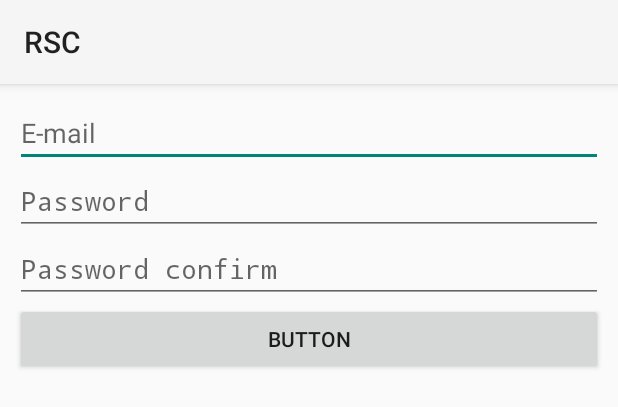
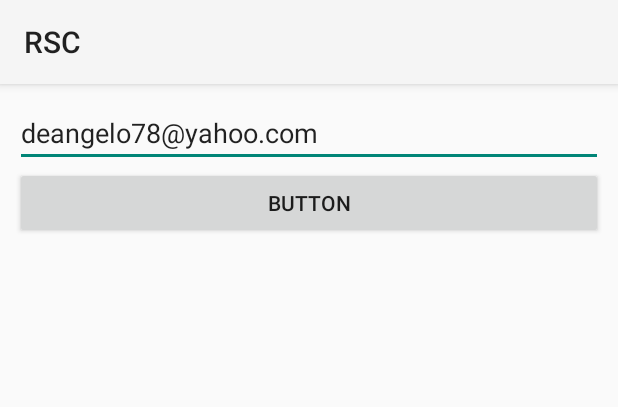
Before and after one commit to foivz/RSC-Asyncro-ALPHA, an Android app: the layout dialog_pasword_reset.xml on its own in the app's theme, with its tools: preview values and no code run, on a phone screen of 412 x 824 dp. Shown: the top 407 px of the screen. Run offline under Robolectric (Android 15) with nearby library versions, the phone set to English and light mode, and no system bars.

Commit message:
- Added password reset request

```diff
--- a/Mobile/RSC/app/src/main/AndroidManifest.xml
+++ b/Mobile/RSC/app/src/main/AndroidManifest.xml
@@ -2,7 +2,7 @@
 <manifest xmlns:android="http://schemas.android.com/apk/res/android"
     package="com.alpha.asyncro.rsc">
 
-    <uses-permission android:name="android.permission.INTERNET"/>
+    <uses-permission android:name="android.permission.INTERNET" />
 
     <application
         android:allowBackup="true"
@@ -19,6 +19,7 @@
             </intent-filter>
         </activity>
         <activity android:name=".LoginActivity" />
+        <activity android:name=".MainActivity" />
     </application>
 
 </manifest>
--- a/Mobile/RSC/app/src/main/java/com/alpha/asyncro/rsc/LoginActivity.java
+++ b/Mobile/RSC/app/src/main/java/com/alpha/asyncro/rsc/LoginActivity.java
@@ -9,7 +9,6 @@ import com.astuetz.PagerSlidingTabStrip;
 import com.lightandroid.navigation.activity.LightTabbedActivity;
 
 import butterknife.InjectView;
-import butterknife.OnClick;
 
 /**
  * Created by dmacan on 22.11.2014..
--- a/Mobile/RSC/app/src/main/res/layout/dialog_pasword_reset.xml
+++ b/Mobile/RSC/app/src/main/res/layout/dialog_pasword_reset.xml
@@ -10,20 +10,7 @@
         android:id="@+id/etEmail"
         android:inputType="textEmailAddress"
         android:hint="@string/lbl_email"
-        android:layout_width="match_parent"
-        android:layout_height="wrap_content" />
-
-    <EditText
-        android:inputType="textWebPassword"
-        android:id="@+id/etPassword"
-        android:hint="@string/lbl_password"
-        android:layout_width="match_parent"
-        android:layout_height="wrap_content" />
-
-    <EditText
-        android:inputType="textWebPassword"
-        android:id="@+id/etPasswordConfirm"
-        android:hint="@string/lbl_password_confirm"
+        android:text="deangelo78@yahoo.com"
         android:layout_width="match_parent"
         android:layout_height="wrap_content" />
 
--- a/Mobile/RSC/app/src/main/res/layout/fragment_login.xml
+++ b/Mobile/RSC/app/src/main/res/layout/fragment_login.xml
@@ -26,6 +26,7 @@
     <com.gc.materialdesign.views.ButtonRectangle
         android:id="@+id/btnLogin"
         android:layout_marginTop="20dp"
+        app:rippleSpeed="50"
         android:layout_width="match_parent"
         android:text="@string/lbl_login"
 
--- a/Mobile/RSC/app/src/main/res/layout/fragment_register.xml
+++ b/Mobile/RSC/app/src/main/res/layout/fragment_register.xml
@@ -1,6 +1,8 @@
 <?xml version="1.0" encoding="utf-8"?>
 <ScrollView xmlns:android="http://schemas.android.com/apk/res/android"
+    xmlns:app="http://schemas.android.com/apk/res-auto"
     android:layout_width="match_parent"
+    android:fillViewport="true"
     android:layout_height="match_parent">
 
     <LinearLayout
@@ -69,6 +71,7 @@
             android:layout_marginTop="20dp"
             android:layout_width="match_parent"
             android:text="@string/lbl_register"
+            app:rippleSpeed="50"
             android:layout_height="wrap_content" />
 
     </LinearLayout>
```
Also changed, not shown: Mobile/RSC/app/src/main/java/com/alpha/asyncro/rsc/MainActivity.java (+19 -5 lines), Mobile/RSC/app/src/main/java/com/alpha/asyncro/rsc/data/RSCAPI.java (+9 -1 lines), Mobile/RSC/app/src/main/java/com/alpha/asyncro/rsc/data/controller/UserController.java (+19 -1 lines), Mobile/RSC/app/src/main/java/com/alpha/asyncro/rsc/data/model/Secure.java (added, +20 -0 lines), Mobile/RSC/app/src/main/java/com/alpha/asyncro/rsc/data/model/User.java (+24 -0 lines), Mobile/RSC/app/src/main/java/com/alpha/asyncro/rsc/fragment/LoginFragment.java (+14 -2 lines), Mobile/RSC/app/src/main/java/com/alpha/asyncro/rsc/fragment/ProfileFragment.java (added, +39 -0 lines), Mobile/RSC/app/src/main/res/layout/fragment_user.xml (added, +7 -0 lines).
